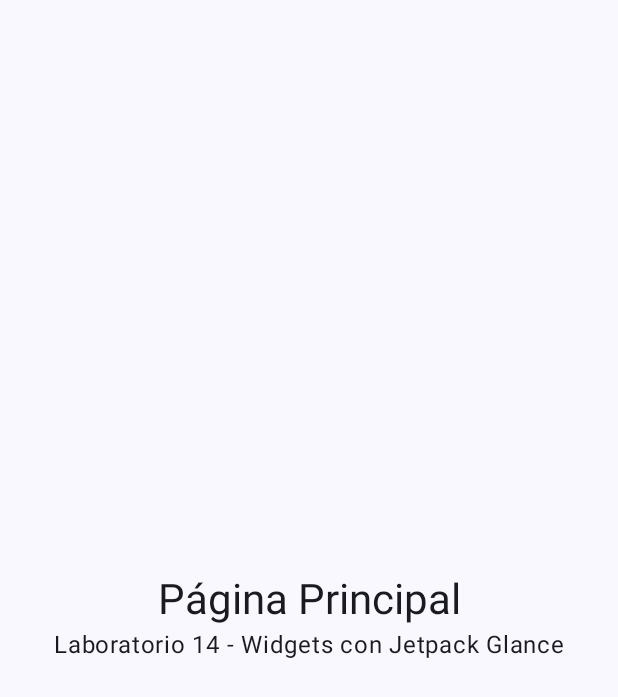
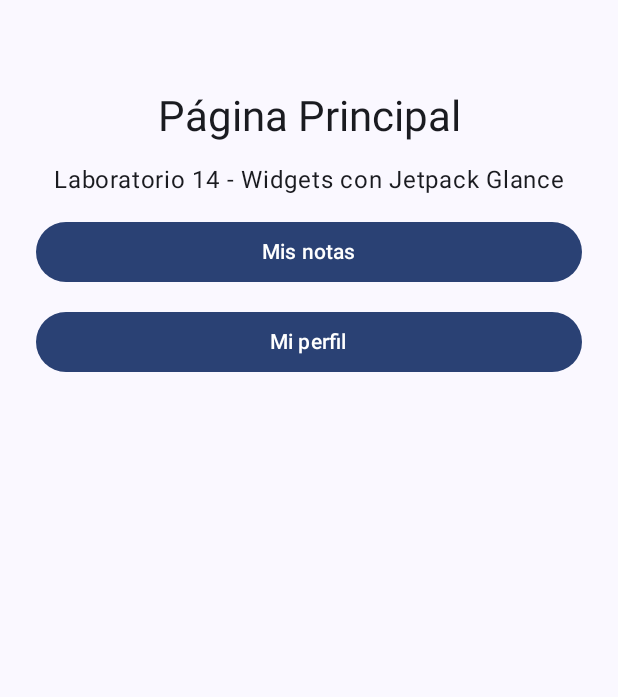
Before and after one commit to einarsejje-666/LAB14-WIDGETS, an Android app built with Jetpack Compose: the screen it shows after launch (MainActivity), on a phone screen of 412 x 824 dp. Shown: the top 697 px of the screen. Run offline under Robolectric (Android 15) with nearby library versions, the phone set to English and light mode, and no system bars.

Commit message:
Agrega las vistas Mis notas y Mi perfil a la app

```diff
--- a/app/src/main/AndroidManifest.xml
+++ b/app/src/main/AndroidManifest.xml
@@ -22,6 +22,12 @@
                 <category android:name="android.intent.category.LAUNCHER" />
             </intent-filter>
         </activity>
+        <activity
+            android:name=".NotasActivity"
+            android:exported="false" />
+        <activity
+            android:name=".PerfilActivity"
+            android:exported="false" />
 
         <receiver
             android:name=".SimpleWidget"
--- a/app/src/main/java/com/example/widgets/MainActivity.kt
+++ b/app/src/main/java/com/example/widgets/MainActivity.kt
@@ -4,34 +4,17 @@ import android.os.Bundle
 import androidx.activity.ComponentActivity
 import androidx.activity.compose.setContent
 import androidx.activity.enableEdgeToEdge
-import androidx.compose.foundation.layout.Arrangement
-import androidx.compose.foundation.layout.Column
-import androidx.compose.foundation.layout.fillMaxSize
-import androidx.compose.foundation.layout.padding
-import androidx.compose.material3.MaterialTheme
-import androidx.compose.material3.Scaffold
 import androidx.compose.material3.Text
-import androidx.compose.ui.Alignment
-import androidx.compose.ui.Modifier
-import androidx.compose.ui.unit.dp
-import com.example.widgets.ui.theme.WidgetsLabTheme
 
 class MainActivity : ComponentActivity() {
     override fun onCreate(savedInstanceState: Bundle?) {
         super.onCreate(savedInstanceState)
         enableEdgeToEdge()
         setContent {
-            WidgetsLabTheme {
-                Scaffold(modifier = Modifier.fillMaxSize()) { padding ->
-                    Column(
-                        modifier = Modifier.fillMaxSize().padding(padding).padding(24.dp),
-                        verticalArrangement = Arrangement.Center,
-                        horizontalAlignment = Alignment.CenterHorizontally
-                    ) {
-                        Text("Página Principal", style = MaterialTheme.typography.headlineMedium)
-                        Text("Laboratorio 14 - Widgets con Jetpack Glance")
-                    }
-                }
+            Pantalla("Página Principal") {
+                Text("Laboratorio 14 - Widgets con Jetpack Glance")
+                BotonIr("Mis notas", NotasActivity::class.java)
+                BotonIr("Mi perfil", PerfilActivity::class.java)
             }
         }
     }
--- /dev/null
+++ b/app/src/main/java/com/example/widgets/Pantallas.kt
@@ -0,0 +1,67 @@
+package com.example.widgets
+
+import android.app.Activity
+import android.content.Intent
+import androidx.compose.foundation.layout.Arrangement
+import androidx.compose.foundation.layout.Column
+import androidx.compose.foundation.layout.Spacer
+import androidx.compose.foundation.layout.fillMaxSize
+import androidx.compose.foundation.layout.fillMaxWidth
+import androidx.compose.foundation.layout.height
+import androidx.compose.foundation.layout.padding
+import androidx.compose.material3.Button
+import androidx.compose.material3.Card
+import androidx.compose.material3.MaterialTheme
+import androidx.compose.material3.OutlinedButton
+import androidx.compose.material3.Scaffold
+import androidx.compose.material3.Text
+import androidx.compose.runtime.Composable
+import androidx.compose.ui.Alignment
+import androidx.compose.ui.Modifier
+import androidx.compose.ui.platform.LocalContext
+import androidx.compose.ui.unit.dp
+import com.example.widgets.ui.theme.WidgetsLabTheme
+
+/** Estructura común de las tres vistas de la app. */
+@Composable
+fun Pantalla(titulo: String, contenido: @Composable () -> Unit) {
+    WidgetsLabTheme {
+        Scaffold(modifier = Modifier.fillMaxSize()) { padding ->
+            Column(
+                modifier = Modifier.fillMaxSize().padding(padding).padding(24.dp),
+                verticalArrangement = Arrangement.spacedBy(12.dp),
+                horizontalAlignment = Alignment.CenterHorizontally
+            ) {
+                Spacer(Modifier.height(24.dp))
+                Text(titulo, style = MaterialTheme.typography.headlineMedium)
+                contenido()
+            }
+        }
+    }
+}
+
+@Composable
+fun Tarjeta(titulo: String, detalle: String) {
+    Card(modifier = Modifier.fillMaxWidth()) {
+        Column(Modifier.padding(16.dp)) {
+            Text(titulo, style = MaterialTheme.typography.titleMedium)
+            Text(detalle, style = MaterialTheme.typography.bodyMedium)
+        }
+    }
+}
+
+@Composable
+fun BotonIr(texto: String, destino: Class<out Activity>) {
+    val context = LocalContext.current
+    Button(onClick = { context.startActivity(Intent(context, destino)) }, modifier = Modifier.fillMaxWidth()) {
+        Text(texto)
+    }
+}
+
+@Composable
+fun BotonVolver() {
+    val activity = LocalContext.current as Activity
+    OutlinedButton(onClick = { activity.finish() }, modifier = Modifier.fillMaxWidth()) {
+        Text("Volver")
+    }
+}
```
Also changed, not shown: app/src/main/java/com/example/widgets/NotasActivity.kt (added, +21 -0 lines), app/src/main/java/com/example/widgets/PerfilActivity.kt (added, +20 -0 lines).
